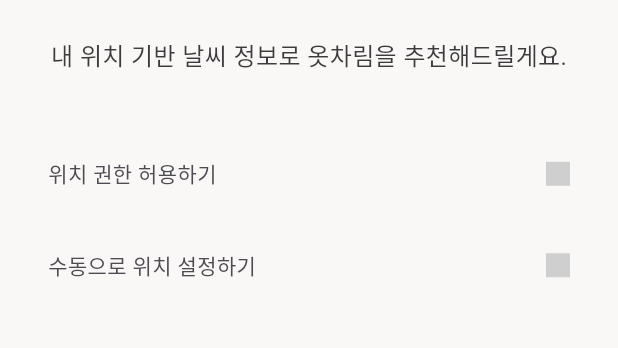
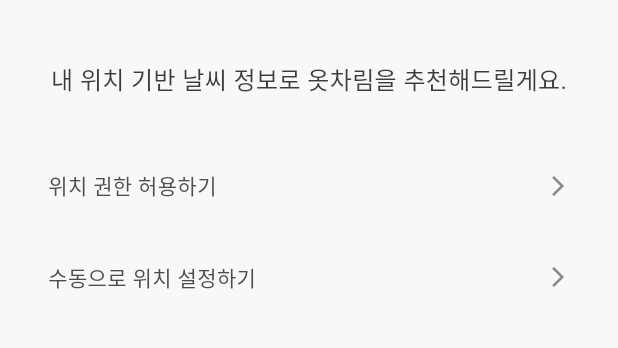
Before and after one commit to b14nc444/what-to-wear, a Flutter app: the screen it shows after launch, on a phone screen of 412 x 824 dp, the part 88-436 px from its top. Run offline on Flutter 3.47's test engine with Material 3 defaults, Android fonts, the light colour scheme and no system bars; our stand-ins replace firebase_core; accounts and stored records are empty.

Commit message:
style: update OptionBox icon to arrow_forward_ios

```diff
--- a/lib/screens/location_permission_screen.dart
+++ b/lib/screens/location_permission_screen.dart
@@ -20,7 +20,7 @@
                 children: [AppAssets.logoImage],
               ),
             ),
-            const SizedBox(height: 16),
+            const SizedBox(height: 32),
             Padding(
               padding: const EdgeInsets.symmetric(horizontal: 20),
               child: Column(
@@ -29,12 +29,22 @@
                     '내 위치 기반 날씨 정보로 옷차림을 추천해드릴게요.',
                     style: TextStyle(fontSize: 16, color: AppColors.gray900),
                   ),
-                  const SizedBox(height: 40),
+                  const SizedBox(height: 32),
                   Column(
                     children: [
-                      const OptionBox('위치 권한 허용하기'),
+                      OptionBox(
+                        '위치 권한 허용하기',
+                        onTap: () {
+                          print('Tapped!');
+                        },
+                      ),
                       const SizedBox(height: 8),
-                      const OptionBox('수동으로 위치 설정하기'),
+                      OptionBox(
+                        '수동으로 위치 설정하기',
+                        onTap: () {
+                          print('Tapped');
+                        },
+                      ),
                     ],
                   ),
                 ],
@@ -49,16 +59,22 @@
 
 class OptionBox extends StatelessWidget {
   final String label;
+  final VoidCallback? onTap;
 
-  const OptionBox(this.label, {super.key});
+  const OptionBox(this.label, {this.onTap, super.key});
 
   @override
   Widget build(BuildContext context) {
-    return Container(
+    return InkWell(
+      onTap: onTap,
+      borderRadius: BorderRadius.circular(12),
+      child: Container(
         width: double.infinity,
         padding: const EdgeInsets.symmetric(horizontal: 12, vertical: 16),
         decoration: ShapeDecoration(
-        shape: RoundedRectangleBorder(borderRadius: BorderRadius.circular(12)),
+          shape: RoundedRectangleBorder(
+            borderRadius: BorderRadius.circular(12),
+          ),
         ),
         child: Row(
           mainAxisAlignment: MainAxisAlignment.spaceBetween,
@@ -67,14 +83,13 @@
               label,
               style: const TextStyle(color: AppColors.gray700, fontSize: 14),
             ),
-          const SizedBox(
-            width: 16,
-            height: 16,
-            child: DecoratedBox(
-              decoration: BoxDecoration(color: AppColors.gray300),
-            ),
+            const Icon(
+              Icons.arrow_forward_ios,
+              color: AppColors.gray500,
+              size: 16,
             ),
           ],
+        ),
       ),
     );
   }
```
Lines whose indentation alone changed are shown as unchanged.
